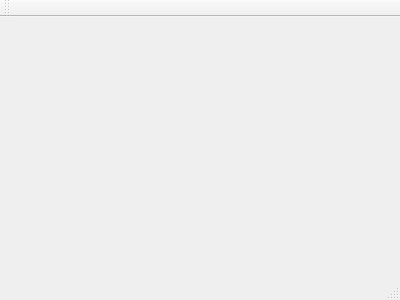
This is Admin_Fichaje_Plantilla/ui/mainwindow.ui in MartiHui/GSDAM_Fichaje_Plantilla as Qt 5 draws it before an edit. The edited form follows.
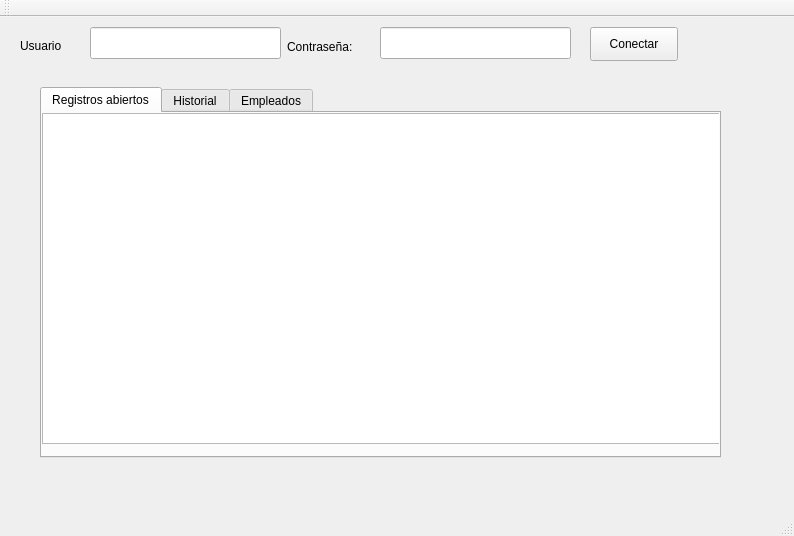
This is the edited form.

The edit to the form file:
```diff
--- a/Admin_Fichaje_Plantilla/ui/mainwindow.ui
+++ b/Admin_Fichaje_Plantilla/ui/mainwindow.ui
@@ -1,24 +1,147 @@
 <ui version="4.0">
  <class>MainWindow</class>
- <widget class="QMainWindow" name="MainWindow" >
-  <property name="geometry" >
+ <widget class="QMainWindow" name="MainWindow">
+  <property name="geometry">
    <rect>
     <x>0</x>
     <y>0</y>
-    <width>400</width>
-    <height>300</height>
+    <width>794</width>
+    <height>536</height>
    </rect>
   </property>
   <property name="windowTitle" >
    <string>MainWindow</string>
   </property>
-  <widget class="QMenuBar" name="menuBar" />
-  <widget class="QToolBar" name="mainToolBar" />
-  <widget class="QWidget" name="centralWidget" />
-  <widget class="QStatusBar" name="statusBar" />
+  <widget class="QWidget" name="centralWidget">
+   <widget class="QLineEdit" name="lineEdit">
+    <property name="geometry">
+     <rect>
+      <x>90</x>
+      <y>10</y>
+      <width>191</width>
+      <height>32</height>
+     </rect>
+    </property>
+   </widget>
+   <widget class="QLineEdit" name="lineEdit_2">
+    <property name="geometry">
+     <rect>
+      <x>380</x>
+      <y>10</y>
+      <width>191</width>
+      <height>32</height>
+     </rect>
+    </property>
+   </widget>
+   <widget class="QLabel" name="label">
+    <property name="geometry">
+     <rect>
+      <x>20</x>
+      <y>20</y>
+      <width>58</width>
+      <height>18</height>
+     </rect>
+    </property>
+    <property name="text">
+     <string>Usuario</string>
+    </property>
+   </widget>
+   <widget class="QLabel" name="label_2">
+    <property name="geometry">
+     <rect>
+      <x>287</x>
+      <y>20</y>
+      <width>81</width>
+      <height>20</height>
+     </rect>
+    </property>
+    <property name="text">
+     <string>Contraseña:</string>
+    </property>
+   </widget>
+   <widget class="QPushButton" name="pushButton">
+    <property name="geometry">
+     <rect>
+      <x>590</x>
+      <y>10</y>
+      <width>88</width>
+      <height>34</height>
+     </rect>
+    </property>
+    <property name="text">
+     <string>Conectar</string>
+    </property>
+   </widget>
+   <widget class="QTabWidget" name="tabWidget">
+    <property name="geometry">
+     <rect>
+      <x>40</x>
+      <y>70</y>
+      <width>681</width>
+      <height>371</height>
+     </rect>
+    </property>
+    <property name="currentIndex">
+     <number>0</number>
+    </property>
+    <widget class="QWidget" name="registrosTab">
+     <attribute name="title">
+      <string>Registros abiertos</string>
+     </attribute>
+     <widget class="QTableWidget" name="registrosView">
+      <property name="geometry">
+       <rect>
+        <x>0</x>
+        <y>0</y>
+        <width>681</width>
+        <height>331</height>
+       </rect>
+      </property>
+     </widget>
+    </widget>
+    <widget class="QWidget" name="historialTab">
+     <attribute name="title">
+      <string>Historial</string>
+     </attribute>
+     <widget class="QTableWidget" name="historialView">
+      <property name="geometry">
+       <rect>
+        <x>0</x>
+        <y>0</y>
+        <width>681</width>
+        <height>341</height>
+       </rect>
+      </property>
+     </widget>
+    </widget>
+    <widget class="QWidget" name="empleadosTab">
+     <attribute name="title">
+      <string>Empleados</string>
+     </attribute>
+    </widget>
+   </widget>
+  </widget>
+  <widget class="QMenuBar" name="menuBar">
+   <property name="geometry">
+    <rect>
+     <x>0</x>
+     <y>0</y>
+     <width>794</width>
+     <height>30</height>
+    </rect>
+   </property>
+  </widget>
+  <widget class="QToolBar" name="mainToolBar">
+   <attribute name="toolBarArea">
+    <enum>TopToolBarArea</enum>
+   </attribute>
+   <attribute name="toolBarBreak">
+    <bool>false</bool>
+   </attribute>
+  </widget>
+  <widget class="QStatusBar" name="statusBar"/>
  </widget>
- <layoutDefault spacing="6" margin="11" />
- <pixmapfunction></pixmapfunction>
+ <layoutdefault spacing="6" margin="11"/>
  <resources/>
  <connections/>
 </ui>
```
Left out of the diff: 3 changed lines with no effect on the pictures.
